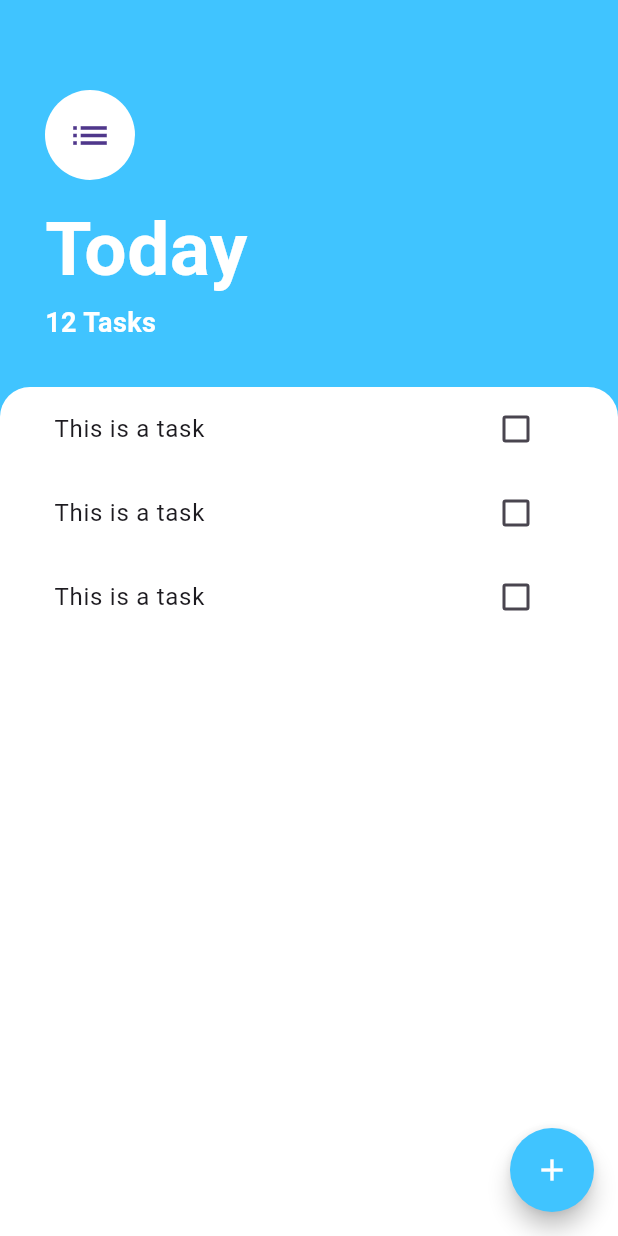
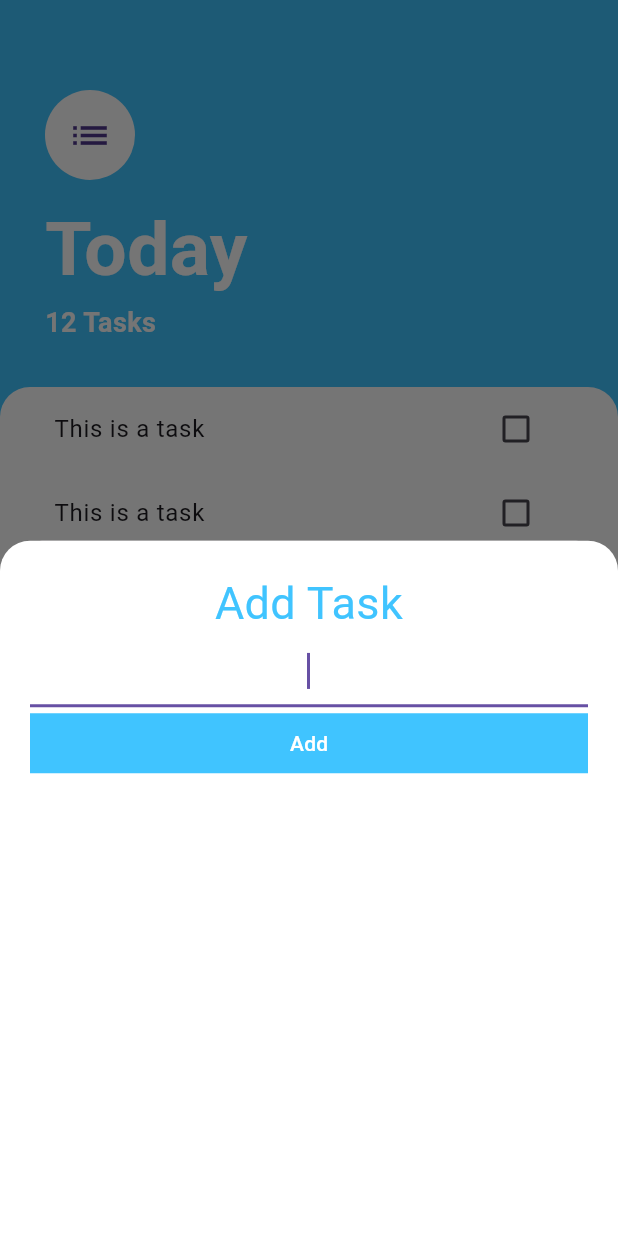
Before and after one commit to nicoleandlilli/todoey_flutter, a Flutter app: the screen it shows after launch, after a tap on the "add" icon, on a phone screen of 412 x 824 dp. Run offline on Flutter 3.47's test engine with Material 3 defaults, Android fonts, the phone set to English and light mode, and no system bars.

Commit message:
添加创建任务条目的弹框界面

```diff
--- /dev/null
+++ b/lib/screens/add_task_screen.dart
@@ -0,0 +1,53 @@
+import 'package:flutter/material.dart';
+
+class AddTaskScreen extends StatelessWidget {
+  @override
+  Widget build(BuildContext context) {
+    return Container(
+      color: Color(0xff757575),
+      child: Container(
+        padding: EdgeInsets.all(20.0),
+        decoration: BoxDecoration(
+          color: Colors.white,
+          borderRadius: BorderRadius.only(
+            topLeft: Radius.circular(20.0),
+            topRight: Radius.circular(20.0),
+          )
+        ),
+
+        child: Column(
+          crossAxisAlignment: CrossAxisAlignment.stretch,
+          children: <Widget>[
+            Text('Add Task',
+              textAlign: TextAlign.center,
+              style: TextStyle(
+                  fontSize: 30.0,
+                color: Colors.lightBlueAccent,
+              ),
+            ),
+            TextField(
+              autofocus: true,
+              textAlign: TextAlign.center,
+            ),
+            TextButton(
+              onPressed: () {  },
+              child: Text(
+                'Add',
+                style: TextStyle(
+                // color: Colors.white,
+              ),),
+              style: ButtonStyle(
+                shape: MaterialStateProperty.all(ContinuousRectangleBorder(
+                  // borderRadius: BorderRadius.all(Radius.circular(20)),
+                )),
+                foregroundColor: MaterialStateProperty.resolveWith((states) => Colors.white),
+                backgroundColor: MaterialStateProperty.resolveWith((states) => Colors.lightBlueAccent),
+              ),
+            ),
+          ],
+        ),
+      ),
+    );
+  }
+
+}
--- a/lib/screens/tasks_screen.dart
+++ b/lib/screens/tasks_screen.dart
@@ -1,10 +1,13 @@
 
 import 'package:flutter/cupertino.dart';
 import 'package:flutter/material.dart';
+import 'package:todoey_flutter/screens/add_task_screen.dart';
 
 import '../widgets/tasks_list.dart';
 
 class TaskScreen extends StatelessWidget {
+
+
   @override
   Widget build(BuildContext context) {
 
@@ -12,7 +15,10 @@ class TaskScreen extends StatelessWidget {
       backgroundColor: Colors.lightBlueAccent,
       floatingActionButton: FloatingActionButton(
         backgroundColor: Colors.lightBlueAccent,
-        onPressed: () {  },
+        onPressed: () {
+          showModalBottomSheet(context: context, builder: (context) => AddTaskScreen().build(context));
+          // showModalBottomSheet(context: context, builder: (context) => Container());
+        },
         child: Icon(Icons.add),
         shape: CircleBorder(),
         foregroundColor: Color(0xFFFFFFFF),
```
